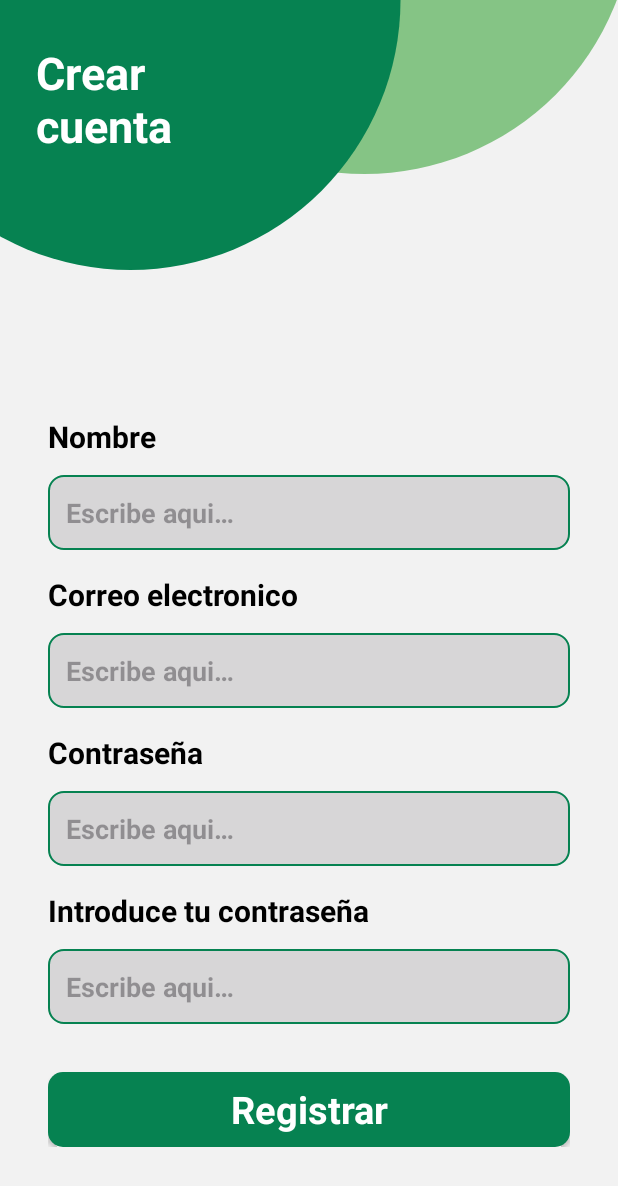
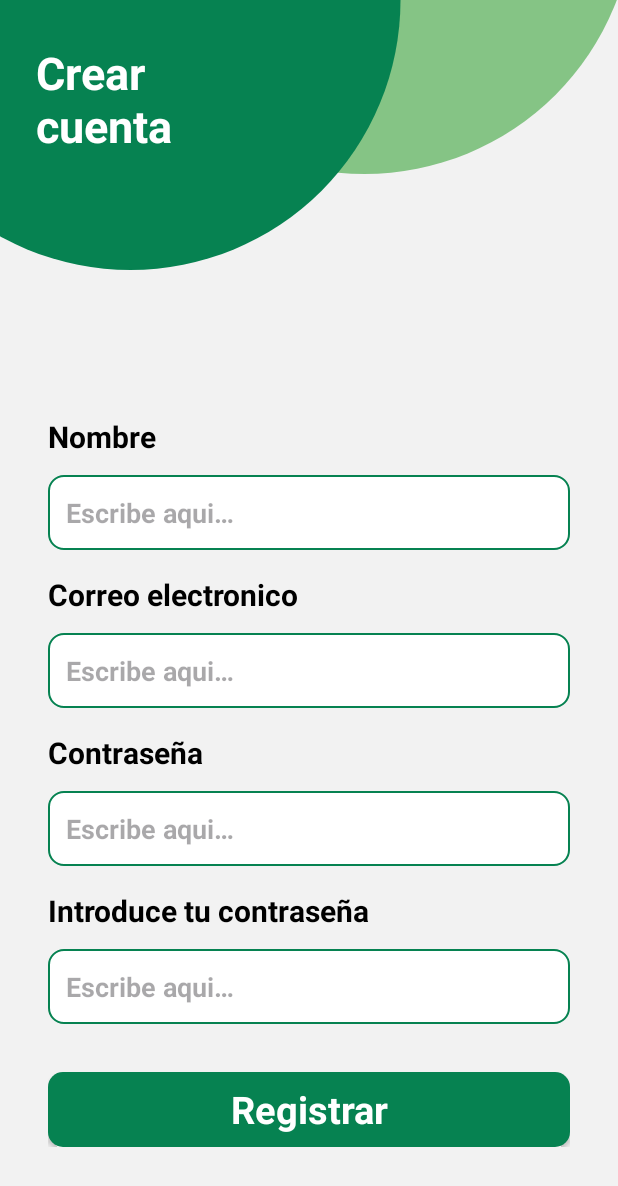
Before and after one commit to XxFenixDCxX/4vGo, an Android app: the screen it shows after launch (RegisterActivity), after a tap on "Registrar", on a phone screen of 412 x 824 dp. Shown: the top 1186 px of the screen. Run offline under Robolectric (Android 15) with nearby library versions, the phone set to English and light mode, and no system bars.

Commit message:
Agregada funcionalidad a boton iniciar sesion de main

```diff
--- a/app/src/main/AndroidManifest.xml
+++ b/app/src/main/AndroidManifest.xml
@@ -14,7 +14,7 @@
         tools:targetApi="31">
         <activity
             android:name=".activities.RegisterActivity"
-            android:exported="false" />
+            android:exported="false"/>
         <activity
             android:name=".activities.loginActivity"
             android:exported="false" />
--- a/app/src/main/java/es/cuatrovientos/a4vgo/activities/MainActivity.java
+++ b/app/src/main/java/es/cuatrovientos/a4vgo/activities/MainActivity.java
@@ -5,7 +5,6 @@ import androidx.constraintlayout.widget.ConstraintLayout;
 
 import android.content.Intent;
 import android.os.Bundle;
-import android.view.View;
 
 import es.cuatrovientos.a4vgo.R;
 
@@ -15,15 +14,17 @@ public class MainActivity extends AppCompatActivity {
     protected void onCreate(Bundle savedInstanceState) {
         super.onCreate(savedInstanceState);
         setContentView(R.layout.activity_main);
+        ConstraintLayout constraintLayout = findViewById(R.id.constraintLayout2); // Reemplaza R.id.constraintLayout con el ID real de tu ConstraintLayout
+        constraintLayout.setOnClickListener(view -> {
+            // Abre la actividad asociada a constraintLayout2 al hacer clic en el ConstraintLayout
+            Intent intent = new Intent(MainActivity.this, loginActivity.class);
+            startActivity(intent);
+        });
         ConstraintLayout constraintLayout1 = findViewById(R.id.constraintLayout3); // Reemplaza R.id.constraintLayout con el ID real de tu ConstraintLayout
-
-        constraintLayout1.setOnClickListener(new View.OnClickListener() {
-            @Override
-            public void onClick(View view) {
-                // Abre la actividad asociada a constraintLayout2 al hacer clic en el ConstraintLayout
-                Intent intent = new Intent(MainActivity.this, RegisterActivity.class);
-                startActivity(intent);
-            }
+        constraintLayout1.setOnClickListener(view -> {
+            // Abre la actividad asociada a constraintLayout2 al hacer clic en el ConstraintLayout
+            Intent intent = new Intent(MainActivity.this, RegisterActivity.class);
+            startActivity(intent);
         });
     }
 }
--- a/app/src/main/res/drawable/edittext_background.xml
+++ b/app/src/main/res/drawable/edittext_background.xml
@@ -2,7 +2,7 @@
 <selector xmlns:android="http://schemas.android.com/apk/res/android">
 <item>
     <shape android:shape="rectangle">
-        <solid android:color="#D7D6D7"/>
+        <solid android:color="#FFFFFF"/>
         <corners android:radius="10dp"/>
         <stroke android:color="@color/green" android:width="1dp"/>
     </shape>
```
